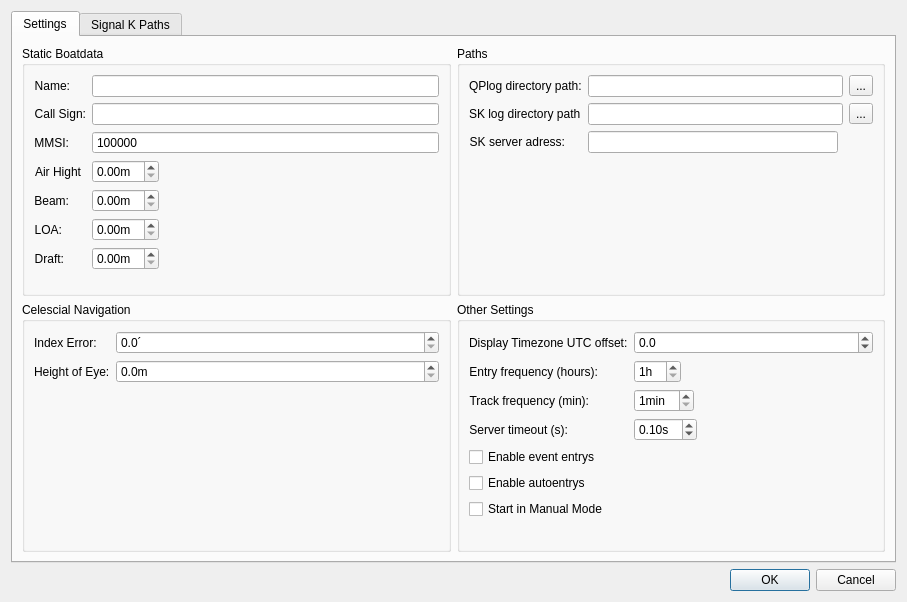
rodegerdts/QPlogbook, file src/ui/Dialog_settings.ui: the form before one commit.
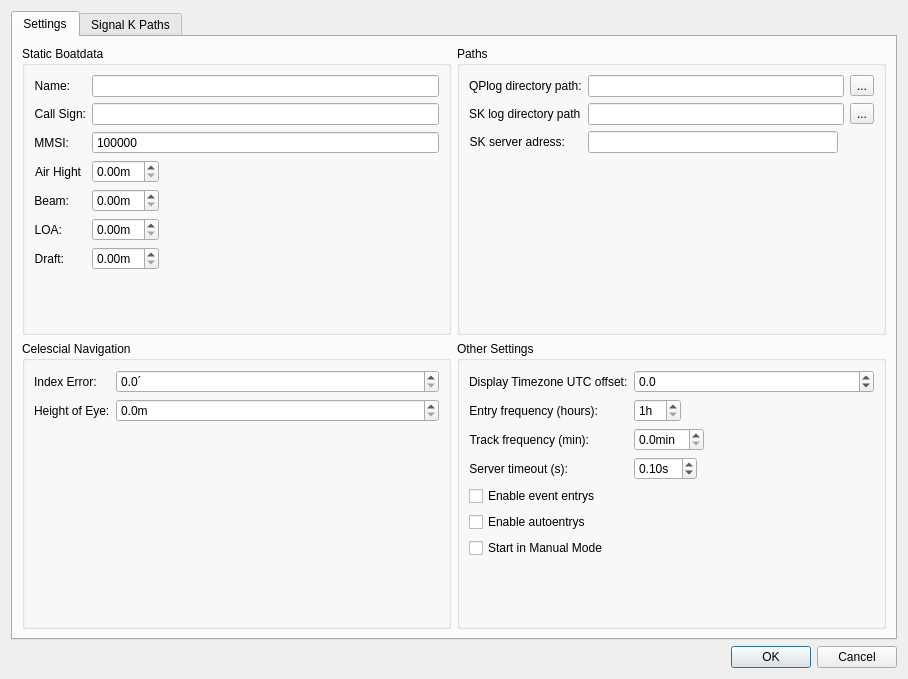
The form after the commit. Icons and pictures are not drawn.

```diff
--- a/src/ui/Dialog_settings.ui
+++ b/src/ui/Dialog_settings.ui
@@ -6,8 +6,8 @@
    <rect>
     <x>0</x>
     <y>0</y>
-    <width>907</width>
-    <height>602</height>
+    <width>908</width>
+    <height>679</height>
    </rect>
   </property>
   <property name="windowTitle">
@@ -270,25 +270,6 @@
               </property>
              </widget>
             </item>
-            <item row="2" column="1">
-             <widget class="QSpinBox" name="spinBox_track_interv">
-              <property name="sizePolicy">
-               <sizepolicy hsizetype="Fixed" vsizetype="Fixed">
-                <horstretch>0</horstretch>
-                <verstretch>0</verstretch>
-               </sizepolicy>
-              </property>
-              <property name="suffix">
-               <string>min</string>
-              </property>
-              <property name="minimum">
-               <number>1</number>
-              </property>
-              <property name="maximum">
-               <number>59</number>
-              </property>
-             </widget>
-            </item>
             <item row="3" column="0">
              <widget class="QLabel" name="label_32">
               <property name="sizePolicy">
@@ -383,6 +364,25 @@
               </property>
              </widget>
             </item>
+            <item row="2" column="1">
+             <widget class="QDoubleSpinBox" name="doubleSpinBox_track_interv">
+              <property name="sizePolicy">
+               <sizepolicy hsizetype="Fixed" vsizetype="Fixed">
+                <horstretch>0</horstretch>
+                <verstretch>0</verstretch>
+               </sizepolicy>
+              </property>
+              <property name="suffix">
+               <string>min</string>
+              </property>
+              <property name="decimals">
+               <number>1</number>
+              </property>
+              <property name="maximum">
+               <double>99.000000000000000</double>
+              </property>
+             </widget>
+            </item>
            </layout>
           </widget>
          </item>
```
Left out of the diff: 588 changed lines with no effect on the pictures.
